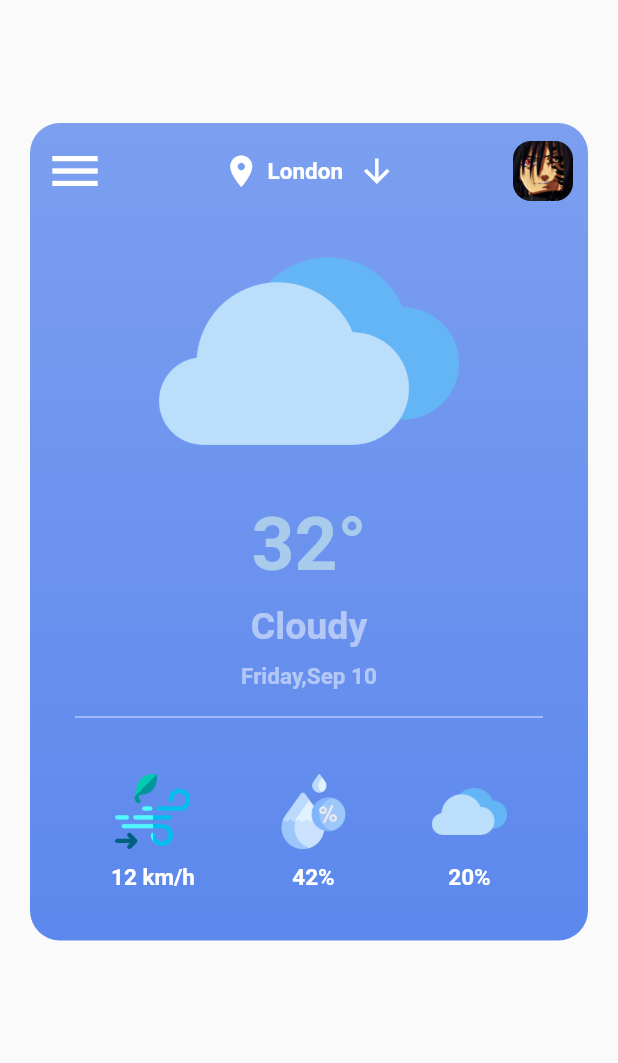
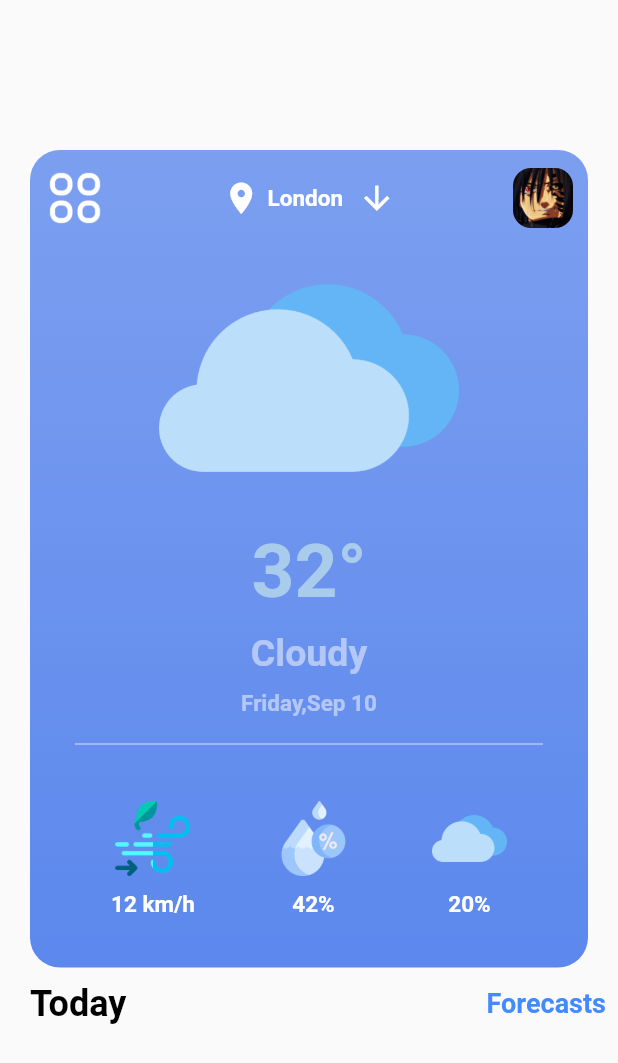
Before and after one commit to ramywael/Weather_App, a Flutter app: the screen it shows after launch, on a phone screen of 412 x 824 dp. Shown: the top 1063 px of the screen. Run offline on Flutter 3.47's test engine with Material 2 defaults, Android fonts, the phone set to English and light mode, and no system bars.

Commit message:
Create the Row below conatainer

```diff
--- a/lib/views/home_view.dart
+++ b/lib/views/home_view.dart
@@ -9,8 +9,10 @@ class HomeView extends StatelessWidget {
     return Scaffold(
       appBar: null,
       extendBodyBehindAppBar: true,
-      body: Container(
-        margin: const EdgeInsets.symmetric(horizontal: 20, vertical: 82),
+      body: Column(
+        children: [
+          Container(
+            margin: const EdgeInsets.only(right: 20,left: 20,top: 100),
             height: 545,
             decoration: BoxDecoration(
               borderRadius: BorderRadius.circular(20),
@@ -30,10 +32,10 @@ class HomeView extends StatelessWidget {
                   child: Row(
                     mainAxisAlignment: MainAxisAlignment.spaceBetween,
                     children: [
-                  const Icon(
-                    Icons.menu_sharp,
-                    color: Colors.white,
-                    size: 40,
+                      Image.asset(
+                        "assets/menu.png",
+                        width: 40,
+                        height: 40,
                       ),
                       const Row(
                         children: [
@@ -118,7 +120,9 @@ class HomeView extends StatelessWidget {
                   endIndent: 30,
                 ),
                 Padding(
-               padding: const EdgeInsets.symmetric(vertical: 30,),
+                  padding: const EdgeInsets.symmetric(
+                    vertical: 30,
+                  ),
                   child: Row(
                     mainAxisAlignment: MainAxisAlignment.spaceEvenly,
                     children: [
@@ -132,7 +136,7 @@ class HomeView extends StatelessWidget {
                           const SizedBox(
                             height: 10,
                           ),
-                       const  Text(
+                          const Text(
                             "12 km/h",
                             style: TextStyle(
                                 color: Colors.white,
@@ -151,7 +155,7 @@ class HomeView extends StatelessWidget {
                           const SizedBox(
                             height: 10,
                           ),
-                       const  Text(
+                          const Text(
                             "42%",
                             style: TextStyle(
                                 color: Colors.white,
@@ -170,7 +174,7 @@ class HomeView extends StatelessWidget {
                           const SizedBox(
                             height: 10,
                           ),
-                       const  Text(
+                          const Text(
                             "20%",
                             style: TextStyle(
                                 color: Colors.white,
@@ -179,13 +183,37 @@ class HomeView extends StatelessWidget {
                           ),
                         ],
                       ),
-
-
                     ],
                   ),
-             )
+                ),
               ],
             ),
+          ),
+            Row(
+             mainAxisAlignment: MainAxisAlignment.spaceBetween,
+            children: [
+            const   Padding(
+                padding: EdgeInsets.only(left: 20),
+                child: Text(
+                  "Today",
+                  style: TextStyle(
+                      color: Colors.black,
+                      fontSize: 24,
+                      fontWeight: FontWeight.bold),
+                ),
+              ),
+              TextButton(onPressed:() {
+
+              },  child: const Text(
+                "Forecasts",
+                style: TextStyle(
+                    color: Colors.blueAccent,
+                    fontSize: 18,
+                    fontWeight: FontWeight.bold),
+              ),),
+            ],
+          ),
+        ],
       ),
     );
   }
```
Lines whose indentation alone changed are shown as unchanged.
